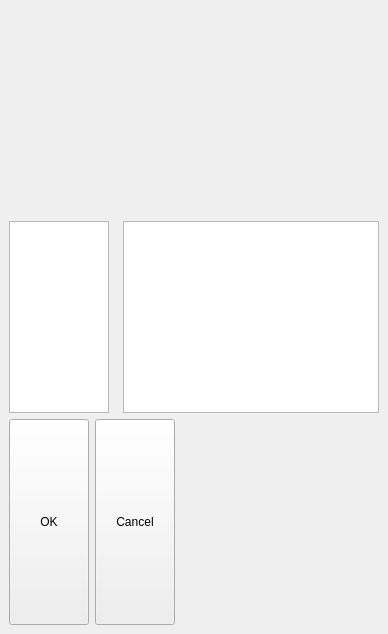
chenmingjian/cepha_landmark_label_gui, file Digitize.ui: the form before one commit.
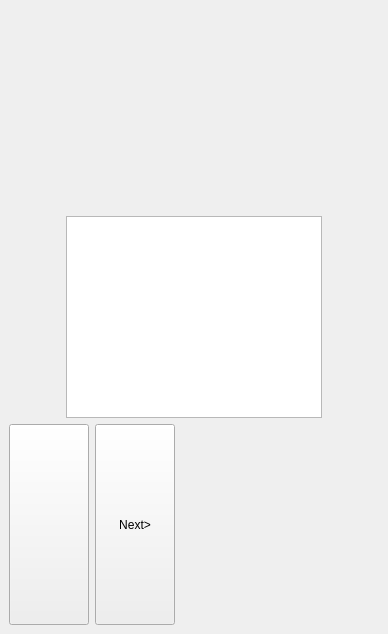
The form after the commit. Icons and pictures are not drawn.

Diff of the .ui file:
```diff
--- a/Digitize.ui
+++ b/Digitize.ui
@@ -53,23 +53,10 @@
     </item>
     <item>
      <layout class="QHBoxLayout" name="horizontalLayout_3">
-      <item alignment="Qt::AlignLeft">
-       <widget class="QListWidget" name="listWidget">
-        <property name="sizePolicy">
-         <sizepolicy hsizetype="Fixed" vsizetype="Preferred">
-          <horstretch>0</horstretch>
-          <verstretch>0</verstretch>
-         </sizepolicy>
-        </property>
-        <property name="sizeAdjustPolicy">
-         <enum>QAbstractScrollArea::AdjustToContents</enum>
-        </property>
-       </widget>
-      </item>
       <item>
        <widget class="QPlainTextEdit" name="plainTextEdit">
         <property name="sizePolicy">
-         <sizepolicy hsizetype="Fixed" vsizetype="Fixed">
+         <sizepolicy hsizetype="Fixed" vsizetype="Preferred">
           <horstretch>0</horstretch>
           <verstretch>0</verstretch>
          </sizepolicy>
@@ -92,7 +79,7 @@
          </sizepolicy>
         </property>
         <property name="text">
-         <string>OK</string>
+         <string> </string>
         </property>
        </widget>
       </item>
@@ -105,7 +92,7 @@
          </sizepolicy>
         </property>
         <property name="text">
-         <string>Cancel</string>
+         <string>Next&gt;</string>
         </property>
        </widget>
       </item>
```
Left out of the diff: 4 changed lines with no effect on the pictures.
